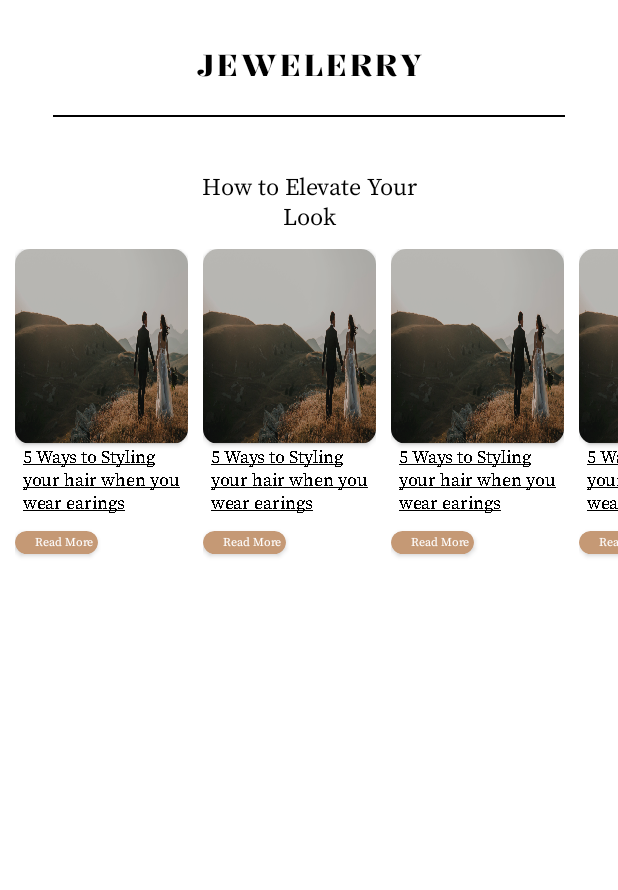
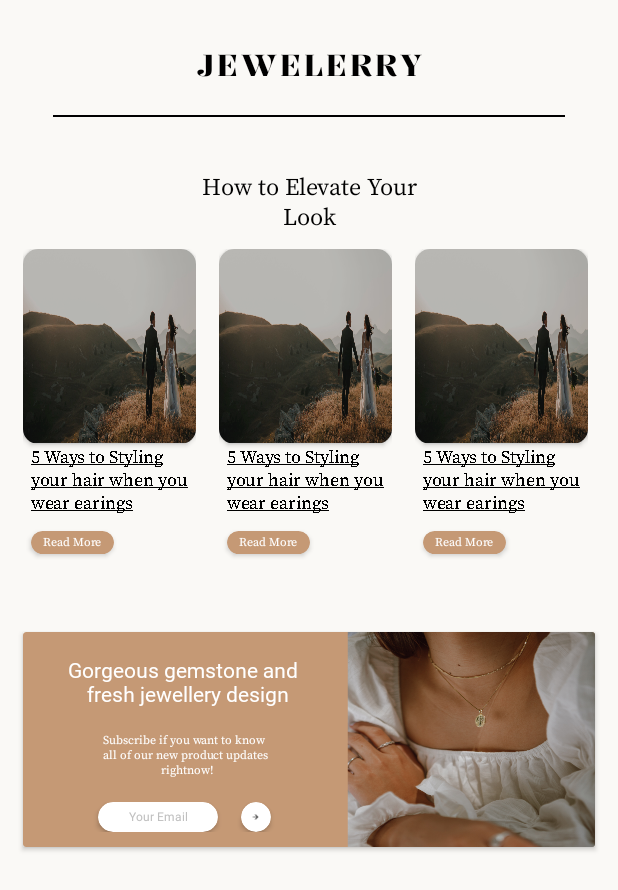
Before and after one commit to rikesh619/jewellery_shop, an Android app: the TipsTestimonialActivity screen opened directly, with no data from a screen before it, on a phone screen of 412 x 824 dp. Shown: the top 890 px of the screen. Run offline under Robolectric (Android 15) with nearby library versions, the phone set to English and light mode, and no system bars.

Commit message:
Some Ui Added In Tips Layout

```diff
--- a/app/src/main/java/com/smartherd/jewelleryshop/tabbar/NewsFragment.kt
+++ b/app/src/main/java/com/smartherd/jewelleryshop/tabbar/NewsFragment.kt
@@ -7,27 +7,12 @@ import android.view.View
 import android.view.ViewGroup
 import com.smartherd.jewelleryshop.R
 
-// TODO: Rename parameter arguments, choose names that match
-// the fragment initialization parameters, e.g. ARG_ITEM_NUMBER
-private const val ARG_PARAM1 = "param1"
-private const val ARG_PARAM2 = "param2"
 
-/**
- * A simple [Fragment] subclass.
- * Use the [NewsFragment.newInstance] factory method to
- * create an instance of this fragment.
- */
 class NewsFragment : Fragment() {
-    // TODO: Rename and change types of parameters
-    private var param1: String? = null
-    private var param2: String? = null
 
     override fun onCreate(savedInstanceState: Bundle?) {
         super.onCreate(savedInstanceState)
-        arguments?.let {
-            param1 = it.getString(ARG_PARAM1)
-            param2 = it.getString(ARG_PARAM2)
-        }
+
     }
 
     override fun onCreateView(
@@ -38,23 +23,4 @@ class NewsFragment : Fragment() {
         return inflater.inflate(R.layout.fragment_news, container, false)
     }
 
-    companion object {
-        /**
-         * Use this factory method to create a new instance of
-         * this fragment using the provided parameters.
-         *
-         * @param param1 Parameter 1.
-         * @param param2 Parameter 2.
-         * @return A new instance of fragment NewsFragment.
-         */
-        // TODO: Rename and change types and number of parameters
-        @JvmStatic
-        fun newInstance(param1: String, param2: String) =
-            NewsFragment().apply {
-                arguments = Bundle().apply {
-                    putString(ARG_PARAM1, param1)
-                    putString(ARG_PARAM2, param2)
-                }
-            }
-    }
 }
--- a/app/src/main/res/layout/activity_tips_testimonial.xml
+++ b/app/src/main/res/layout/activity_tips_testimonial.xml
@@ -1,42 +1,140 @@
 <?xml version="1.0" encoding="utf-8"?>
 <LinearLayout xmlns:android="http://schemas.android.com/apk/res/android"
+    xmlns:app="http://schemas.android.com/apk/res-auto"
     android:layout_width="match_parent"
     android:layout_height="match_parent"
+    android:background="@color/off_white"
     android:orientation="vertical">
 
     <TextView
         android:layout_width="match_parent"
         android:layout_height="?actionBarSize"
-        android:text="JEWELERRY"
         android:layout_gravity="center"
-        android:gravity="center"
-        android:textSize="20sp"
         android:layout_marginTop="15dp"
         android:fontFamily="@font/kalnia_semibold"
+        android:gravity="center"
+        android:letterSpacing="0.10"
+        android:text="JEWELERRY"
         android:textColor="@color/black"
-        android:letterSpacing="0.10"/>
+        android:textSize="20sp" />
 
     <View
         android:layout_width="match_parent"
         android:layout_height="1dp"
-        android:background="@color/black"
         android:layout_marginHorizontal="35dp"
-        android:layout_marginTop="5dp"/>
+        android:layout_marginTop="5dp"
+        android:background="@color/black" />
 
     <TextView
         android:layout_width="match_parent"
         android:layout_height="wrap_content"
+        android:layout_marginTop="35dp"
+        android:fontFamily="@font/source_serif_pro_regular"
         android:gravity="center"
+        android:layout_marginHorizontal="15dp"
         android:text="How to Elevate Your\nLook"
-        android:textSize="16sp"
         android:textColor="@color/black"
-        android:fontFamily="@font/source_serif_pro_regular"
-        android:layout_marginTop="35dp"/>
+        android:textSize="16sp" />
 
     <androidx.recyclerview.widget.RecyclerView
         android:id="@+id/elevate_looks_tips_recyclerview"
         android:layout_width="match_parent"
-        android:layout_height="wrap_content"/>
+        android:layout_height="wrap_content"
+        android:layout_marginEnd="15dp"/>
+
+    <androidx.cardview.widget.CardView
+        android:layout_width="match_parent"
+        android:layout_height="wrap_content"
+        android:layout_marginTop="45dp"
+        android:layout_marginHorizontal="15dp"
+        android:backgroundTint="@color/items_categories_bg">
+
+        <LinearLayout
+            android:layout_width="match_parent"
+            android:layout_height="match_parent"
+            android:orientation="horizontal"
+            android:weightSum="1">
+
+            <LinearLayout
+                android:layout_width="0dp"
+                android:layout_height="wrap_content"
+                android:layout_weight="1"
+                android:orientation="vertical">
+
+                <TextView
+                    android:layout_width="match_parent"
+                    android:layout_height="wrap_content"
+                    android:fontFamily="@font/source_serif_pro_semibold"
+                    android:gravity="center"
+                    android:layout_marginTop="15dp"
+                    android:text="Gorgeous gemstone and \n fresh jewellery design"
+                    android:textColor="@color/white"
+                    android:textSize="14sp" />
+
+                <TextView
+                    android:layout_width="match_parent"
+                    android:layout_height="wrap_content"
+                    android:layout_marginTop="15dp"
+                    android:fontFamily="@font/source_serif_pro_regular"
+                    android:gravity="center"
+                    android:text="Subscribe if you want to know \n all of our new product updates \n rightnow!"
+                    android:textColor="@color/white"
+                    android:textSize="8sp" />
+
+                <LinearLayout
+                    android:layout_width="match_parent"
+                    android:layout_height="wrap_content"
+                    android:layout_marginTop="15dp"
+                    android:layout_marginBottom="10dp"
+                    android:gravity="center"
+                    android:orientation="horizontal">
+
+                    <androidx.cardview.widget.CardView
+                        android:layout_width="80dp"
+                        android:layout_height="20dp"
+                        app:cardCornerRadius="15dp">
+
+                        <EditText
+                            android:id="@+id/user_email"
+                            android:layout_width="match_parent"
+                            android:layout_height="match_parent"
+                            android:background="@null"
+                            android:gravity="center"
+                            android:hint="Your Email"
+                            android:textColorHint="#C0C0C0"
+                            android:textSize="8sp" />
+
+
+                    </androidx.cardview.widget.CardView>
+
+                    <androidx.cardview.widget.CardView
+                        android:layout_width="20dp"
+                        android:layout_height="20dp"
+                        android:layout_marginStart="15dp"
+                        app:cardCornerRadius="10dp">
+
+                        <ImageView
+                            android:layout_width="10dp"
+                            android:layout_height="5dp"
+                            android:layout_gravity="center"
+                            android:src="@drawable/forward_ic" />
+
+
+                    </androidx.cardview.widget.CardView>
+                </LinearLayout>
+            </LinearLayout>
+
+            <ImageView
+                android:layout_width="165dp"
+                android:layout_height="match_parent"
+                android:scaleType="fitXY"
+                android:src="@drawable/tips_testimonial_bg" />
+
+
+        </LinearLayout>
+
+
+    </androidx.cardview.widget.CardView>
 
 
 </LinearLayout>
--- a/app/src/main/res/layout/elevate_looks_tips.xml
+++ b/app/src/main/res/layout/elevate_looks_tips.xml
@@ -5,7 +5,7 @@
     android:layout_width="115dp"
     android:layout_height="210dp"
     android:layout_marginTop="10dp"
-    android:layout_marginStart="10dp">
+    android:layout_marginStart="15dp">
 
     <androidx.cardview.widget.CardView
         android:layout_width="match_parent"
@@ -36,6 +36,7 @@
         android:layout_width="55dp"
         android:layout_height="15dp"
         app:cardCornerRadius="10dp"
+        android:layout_marginStart="5dp"
         android:backgroundTint="@color/items_categories_bg"
         android:layout_marginTop="10dp">
 
@@ -46,7 +47,6 @@
             android:text="Read More"
             android:textSize="8sp"
             android:textColor="@color/white"
-            android:layout_marginStart="5dp"
             android:layout_gravity="center"
             android:fontFamily="@font/source_serif_pro_regular"/>
 
--- a/app/src/main/res/layout/fragment_home.xml
+++ b/app/src/main/res/layout/fragment_home.xml
@@ -3,7 +3,8 @@
     xmlns:app="http://schemas.android.com/apk/res-auto"
     xmlns:tools="http://schemas.android.com/tools"
     android:layout_width="match_parent"
-    android:layout_height="match_parent">
+    android:layout_height="match_parent"
+    android:background="@color/off_white">
 
 
     <LinearLayout
```
Also changed, not shown: app/src/main/res/drawable/tips_testimonial_bg.png (added).
